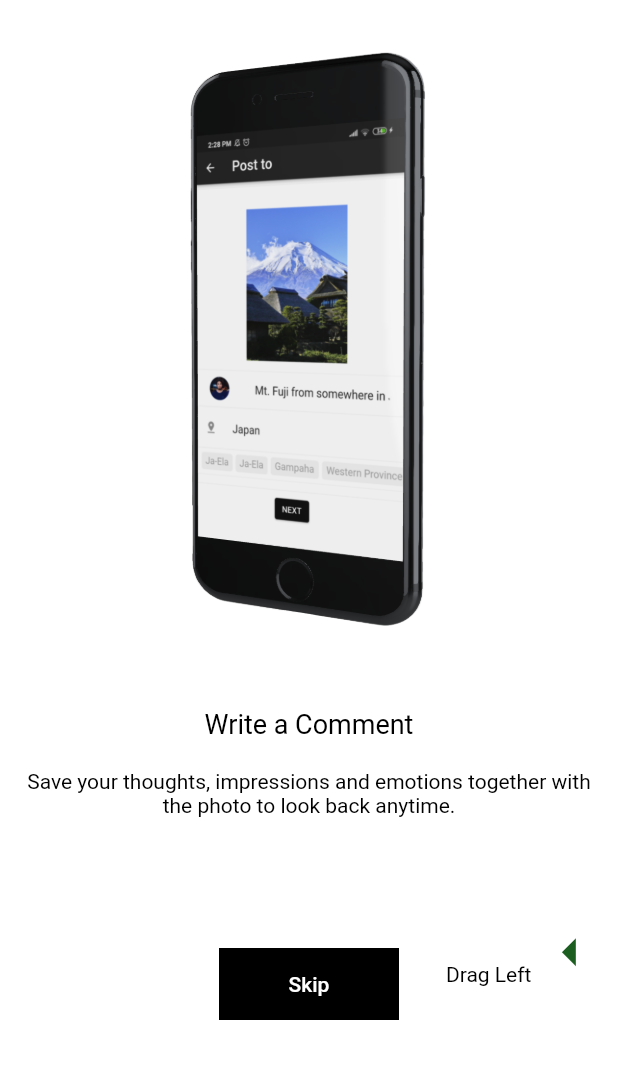
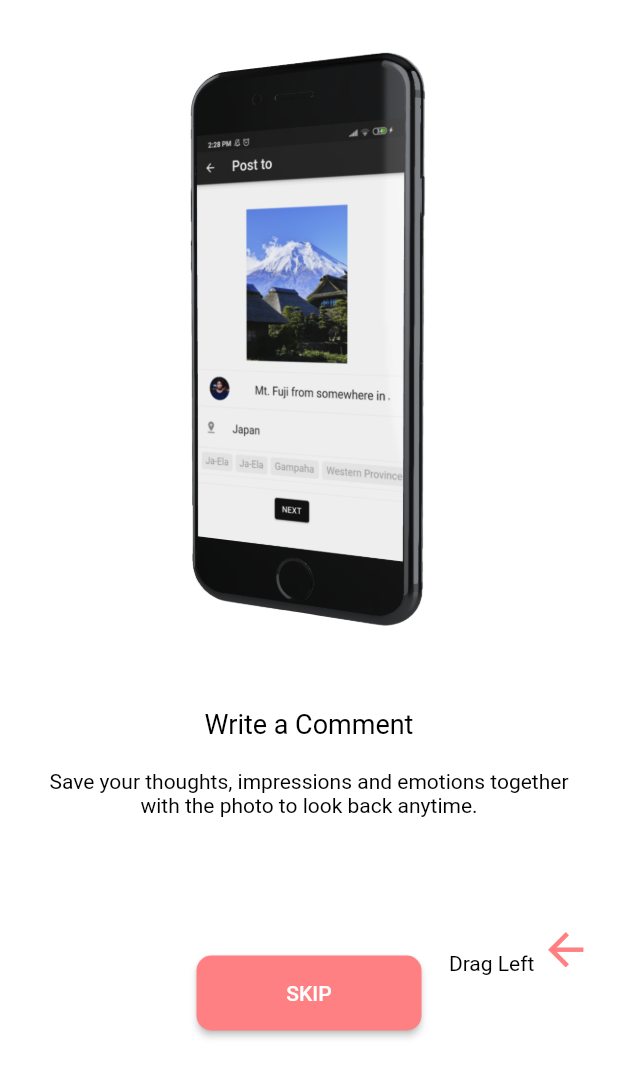
Before and after one commit to mohrn3/newApp, a Flutter app: the screen it shows after launch, on a phone screen of 412 x 824 dp. Shown: the top 1077 px of the screen. Run offline on Flutter 3.47's test engine with Material 2 defaults, Android fonts, the phone set to English and light mode, and no system bars; drawn by our look-alikes of liquid_swipe; our stand-ins replace animated_splash_screen, animated_text_kit, flutter_neumorphic, font_awesome_flutter, get, image_gallery_saver and 6 more.

Commit message:
[fix] UI 形・色変更

```diff
--- a/lib/animated_screen.dart
+++ b/lib/animated_screen.dart
@@ -47,7 +47,7 @@ class _AnimatedScreenState extends State<AnimatedScreen> {
                     height: 20.0,
                   ),
                   Padding(
-                    padding: const EdgeInsets.only(left: 16.0, right: 16.0),
+                    padding: const EdgeInsets.only(left: 30.0, right: 30.0),
                     child: Text(
                       "Save your thoughts, impressions and emotions together with the photo to look back anytime.",
                       style: TextStyle(
@@ -58,19 +58,28 @@ class _AnimatedScreenState extends State<AnimatedScreen> {
                     ),
                   ),
                   SizedBox(
-                    height: 87.0,
+                    height: 92.0,
                   ),
                   Container(
-                    color: Colors.black,
-                    child: Padding(
-                      padding: const EdgeInsets.only(left: 16.0, right: 16.0),
-                      child: FlatButton(
-                        textColor: Colors.white,
+                    //color: Colors.black,
+                    // child: Padding(
+                    //   padding: const EdgeInsets.only(left: 16.0, right: 16.0),
+                    child: SizedBox(
+                      width: 150.0,
+                      height: 50.0,
+                      child: ElevatedButton(
+                        child: const Text('SKIP'),
+                        style: ElevatedButton.styleFrom(
+                          primary: Color(0xffff8082),
+                          onPrimary: Colors.white,
+                          shape: RoundedRectangleBorder(
+                            borderRadius: BorderRadius.circular(10),
+                          ),
+                        ),
                         onPressed: () => {
                           Navigator.of(context).push(MaterialPageRoute(
                               builder: (context1) => Uploader())),
                         },
-                        child: Text('Skip'),
                       ),
                     ),
                   )
@@ -118,17 +127,26 @@ class _AnimatedScreenState extends State<AnimatedScreen> {
                     height: 108.0,
                   ),
                   Container(
-                    color: Colors.black,
-                    child: Padding(
-                      padding: const EdgeInsets.only(left: 16.0, right: 16.0),
-                      child: FlatButton(
-                        // color: Colors.teal,
-                        textColor: Colors.white,
+                    //color: Colors.black,
+                    // child: Padding(
+                    //   padding: const EdgeInsets.only(left: 20.0, right: 20.0),
+                    child: SizedBox(
+                      width: 150.0,
+                      height: 50.0,
+                      child: ElevatedButton(
+                        child: const Text('SKIP'),
+                        style: ElevatedButton.styleFrom(
+                          primary: Color(0xffff8082),
+                          onPrimary: Colors.white,
+                          shape: RoundedRectangleBorder(
+                            //ボックスの形
+                            borderRadius: BorderRadius.circular(10),
+                          ),
+                        ),
                         onPressed: () => {
                           Navigator.of(context).push(MaterialPageRoute(
                               builder: (context1) => Uploader())),
                         },
-                        child: Text('Skip'),
                       ),
                     ),
                   )
@@ -175,16 +193,26 @@ class _AnimatedScreenState extends State<AnimatedScreen> {
                     height: 108.0,
                   ),
                   Container(
-                    color: Colors.black,
-                    child: Padding(
-                      padding: const EdgeInsets.only(left: 16.0, right: 16.0),
-                      child: FlatButton(
-                        textColor: Colors.white,
+                    //color: Colors.black,
+                    // child: Padding(
+                    //   padding: const EdgeInsets.only(left: 20.0, right: 20.0),
+                    child: SizedBox(
+                      width: 150.0,
+                      height: 50.0,
+                      child: ElevatedButton(
+                        child: const Text('SKIP'),
+                        style: ElevatedButton.styleFrom(
+                          primary: Color(0xffff8082),
+                          onPrimary: Colors.white,
+                          shape: RoundedRectangleBorder(
+                            //ボックスの形
+                            borderRadius: BorderRadius.circular(10),
+                          ),
+                        ),
                         onPressed: () => {
                           Navigator.of(context).push(MaterialPageRoute(
                               builder: (context1) => Uploader())),
                         },
-                        child: Text('Skip'),
                       ),
                     ),
                   )
@@ -196,7 +224,7 @@ class _AnimatedScreenState extends State<AnimatedScreen> {
           waveType: WaveType.liquidReveal,
           enableLoop: true,
           slideIconWidget: Padding(
-            padding: const EdgeInsets.all(8.0),
+            padding: const EdgeInsets.all(16.0),
             child: RichText(
               text: TextSpan(
                 style: TextStyle(
@@ -209,9 +237,9 @@ class _AnimatedScreenState extends State<AnimatedScreen> {
                   ),
                   WidgetSpan(
                     child: Icon(
-                      Icons.arrow_left,
-                      size: 45,
-                      color: Colors.green[900],
+                      Icons.arrow_back,
+                      size: 35,
+                      color: Color(0xffff8082),
                     ),
                   ),
                 ],
```
Also changed, not shown: lib/image_picker.dart (+19 -16 lines), lib/random.dart (+18 -8 lines).
